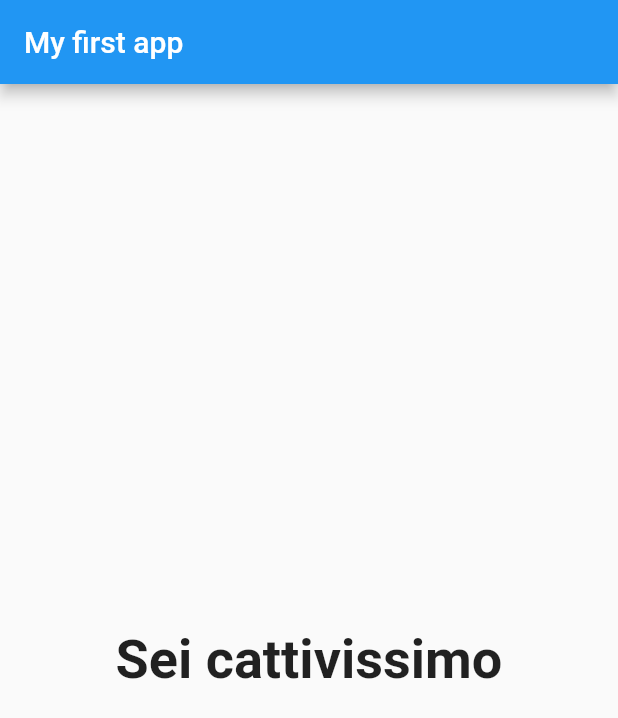
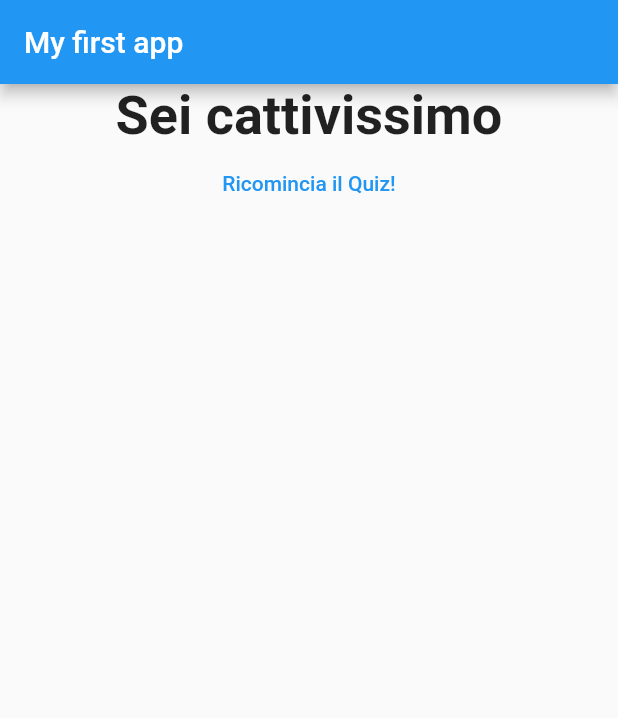
Before and after one commit to tommynicoletti/flutter-complete-guide-udemy, a Flutter app: the screen it shows after launch, after a tap on "Nero", after a tap on "Coniglio", after a tap on "Pasta", on a phone screen of 412 x 824 dp. Shown: the top 718 px of the screen. Run offline on Flutter 3.47's test engine with Material 2 defaults, Android fonts, the phone set to English and light mode, and no system bars.

Commit message:
Resetting the Quiz

```diff
--- a/lib/main.dart
+++ b/lib/main.dart
@@ -45,6 +45,13 @@ class _MyAppState extends State<MyApp> {
   var _questionIndex = 0;
   var _totalScore = 0;
 
+  void _resetQuiz() {
+    setState( () {
+      _questionIndex = 0;
+      _totalScore = 0;
+    });
+  }
+
   void _answerQuestion(int score) {
 
     _totalScore += score;
@@ -73,7 +80,7 @@ class _MyAppState extends State<MyApp> {
                 questionIndex: _questionIndex,
                 questions: _questions,
               )
-            : Result(_totalScore),
+            : Result(_totalScore, _resetQuiz),
       ),
     );
   }
--- a/lib/result.dart
+++ b/lib/result.dart
@@ -2,16 +2,17 @@ import 'package:flutter/material.dart';
 
 class Result extends StatelessWidget {
   final int resultScore;
+  final Function resetHandler;
 
-  Result(this.resultScore);
+  Result(this.resultScore, this.resetHandler);
 
   String get resultPhrase {
     var resultText = 'Hai finito! ';
-    if(resultScore <= 8) {
+    if (resultScore <= 8) {
       resultText = 'Fantastico!';
-    } else if(resultScore <= 12) {
+    } else if (resultScore <= 12) {
       resultText = 'Quasi piacevole!';
-    } else if(resultScore <= 16) {
+    } else if (resultScore <= 16) {
       resultText = 'Sei strano';
     } else {
       resultText = 'Sei cattivissimo';
@@ -22,10 +23,19 @@ class Result extends StatelessWidget {
   @override
   Widget build(BuildContext context) {
     return Center(
-      child: Text(
-        resultPhrase,
-        style: TextStyle(fontSize: 36, fontWeight: FontWeight.bold),
-        textAlign: TextAlign.center,
+      child: Column(
+        children: <Widget>[
+          Text(
+            resultPhrase,
+            style: TextStyle(fontSize: 36, fontWeight: FontWeight.bold),
+            textAlign: TextAlign.center,
+          ),
+          FlatButton(
+            child: Text('Ricomincia il Quiz!'),
+            textColor: Colors.blue,
+            onPressed: resetHandler,
+          )
+        ],
       ),
     );
   }
```
